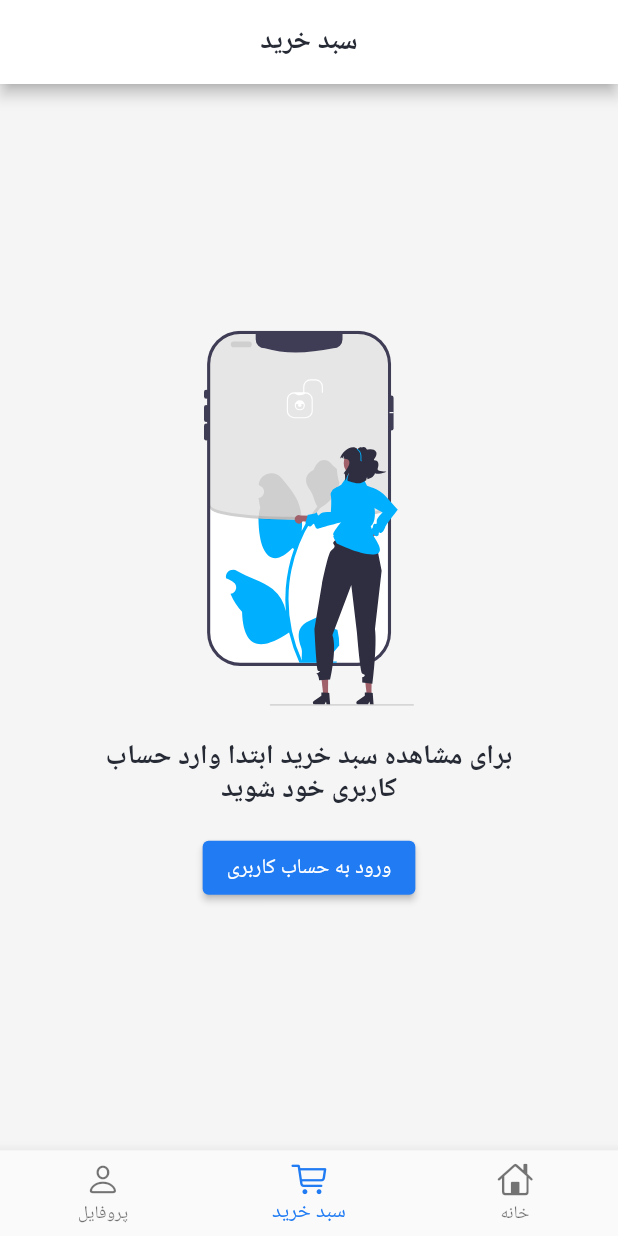
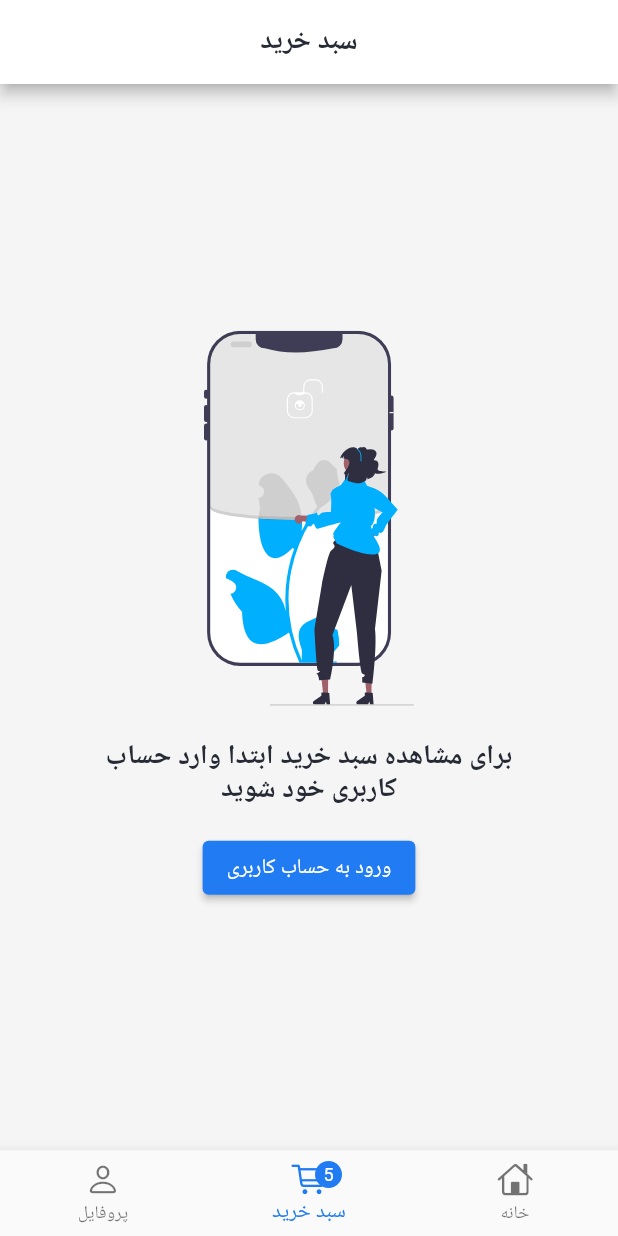
Before and after one commit to mehdi2960/ecommerce_flutter, a Flutter app: the screen it shows after launch, item 2 of the bottom bar chosen, on a phone screen of 412 x 824 dp. Run offline on Flutter 3.47's test engine with Material 2 defaults, Android fonts, the phone set to English and light mode, and no system bars; our stand-ins replace bloc, cached_network_image, dio, equatable, flutter_bloc, flutter_svg and 3 more; network calls fail; Roboto replaces fonts that are missing (Yekan).

Commit message:
Badge Sabad Kharid part 1

```diff
--- a/lib/ui/root.dart
+++ b/lib/ui/root.dart
@@ -3,6 +3,7 @@ import 'package:flutter/material.dart';
 import 'package:nike_ecommerce_flutter/data/repo/auth_repository.dart';
 import 'package:nike_ecommerce_flutter/ui/cart/cart.dart';
 import 'package:nike_ecommerce_flutter/ui/home/home.dart';
+import 'package:nike_ecommerce_flutter/ui/widgets/badge.dart';
 
 const int homeIndex = 0;
 const int cartIndex = 1;
@@ -82,13 +83,22 @@ class _RootScreenState extends State<RootScreen> {
             ],
           ),
           bottomNavigationBar: BottomNavigationBar(
-            items: const [
+            items: [
               BottomNavigationBarItem(
                 icon: Icon(CupertinoIcons.home),
                 label: 'خانه',
               ),
               BottomNavigationBarItem(
-                icon: Icon(CupertinoIcons.cart),
+                icon: Stack(
+                  clipBehavior: Clip.none,
+                  children: [
+                    Icon(CupertinoIcons.cart),
+                    Positioned(
+                      right: -10,
+                      child: Badge(value: 5),
+                    ),
+                  ],
+                ),
                 label: 'سبد خرید',
               ),
               BottomNavigationBarItem(
--- /dev/null
+++ b/lib/ui/widgets/badge.dart
@@ -0,0 +1,29 @@
+import 'package:flutter/material.dart';
+
+class Badge extends StatelessWidget {
+  final int value;
+  const Badge({Key? key, required this.value}) : super(key: key);
+
+  @override
+  Widget build(BuildContext context) {
+    return Visibility(
+      visible: value>0,
+      child: Container(
+        width: 18,
+        height: 18,
+        alignment:Alignment.center,
+        decoration: BoxDecoration(
+          color: Theme.of(context).colorScheme.primary,
+          shape: BoxShape.circle,
+        ),
+        child: Text(
+          value.toString(),
+          style: TextStyle(
+            color: Theme.of(context).colorScheme.onPrimary,
+            fontSize: 12
+          ),
+        ),
+      ),
+    );
+  }
+}
```
